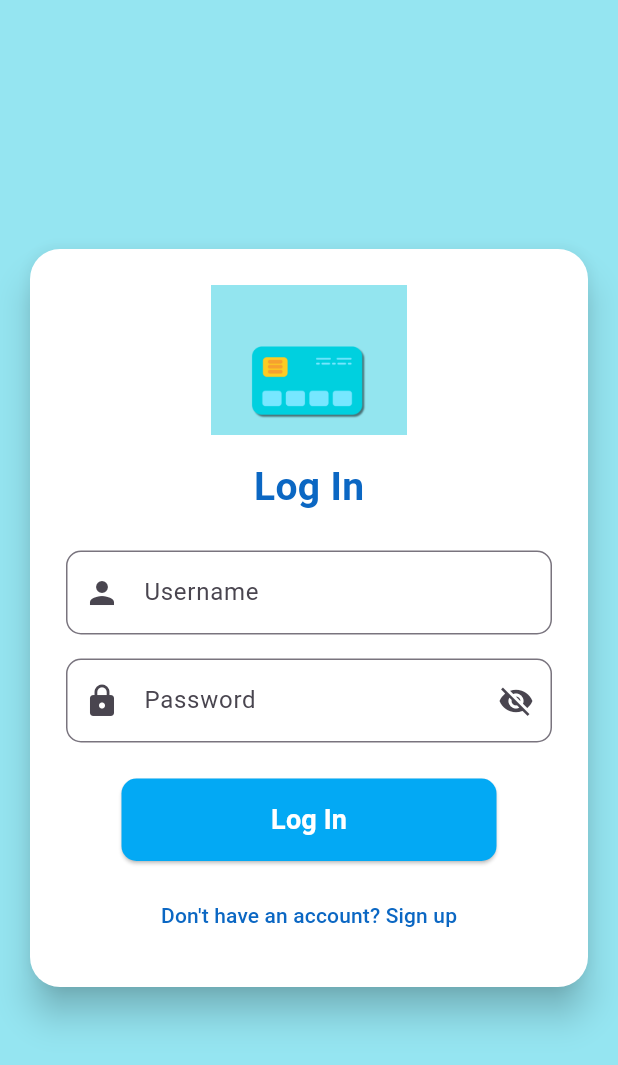
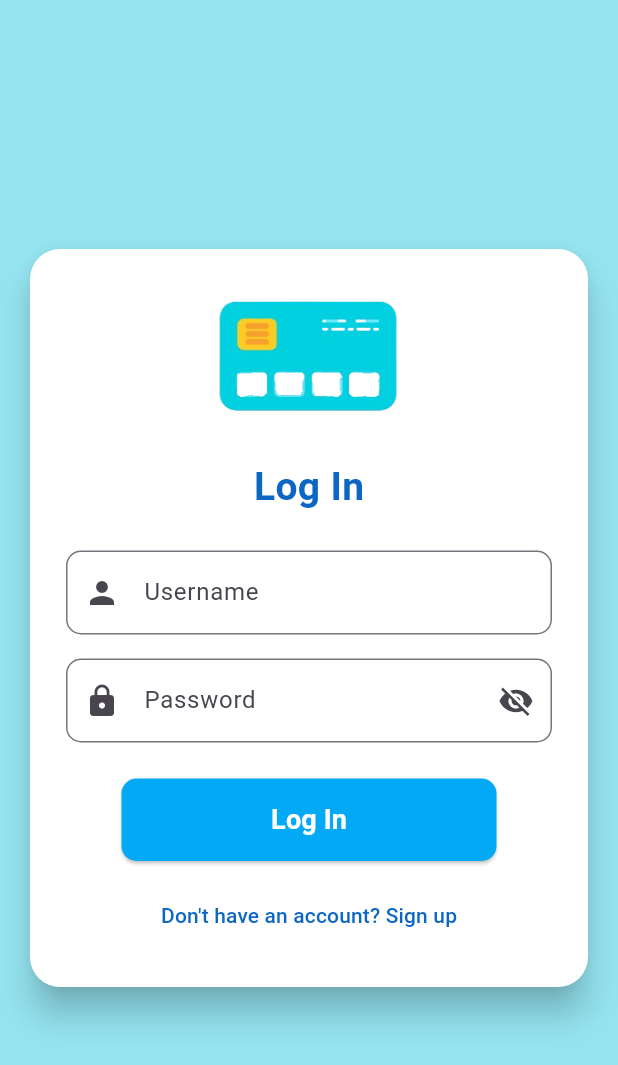
Before and after one commit to Roselamixane/ExpenseTracker, a Flutter app: the screen it shows after launch, on a phone screen of 412 x 824 dp. Shown: the top 1065 px of the screen. Run offline on Flutter 3.47's test engine with Material 3 defaults, Android fonts, the phone set to English and light mode, and no system bars; our stand-ins replace file_picker, fl_chart, flutter_native_splash, fluttertoast, google_fonts, hive and 1 more; missing offline and left inert: excel; accounts and stored records are empty.

```diff
--- a/lib/view/pages/Auth.dart
+++ b/lib/view/pages/Auth.dart
@@ -91,7 +91,7 @@ class _AuthState extends State<Auth> {
                   mainAxisSize: MainAxisSize.min,
                   children: [
                     Image.asset(
-                      'lib/assets/images/splashLogo1.png',
+                      'lib/assets/images/logo.png',
                       height: 100,
                     ),
                     const SizedBox(height: 16),
```
